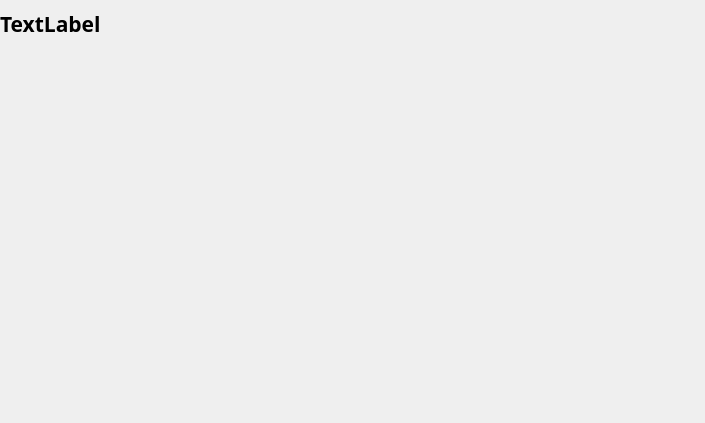
Old version of the form UI_Files/edit_widget2.ui in the repository hoangm960/Astraea.
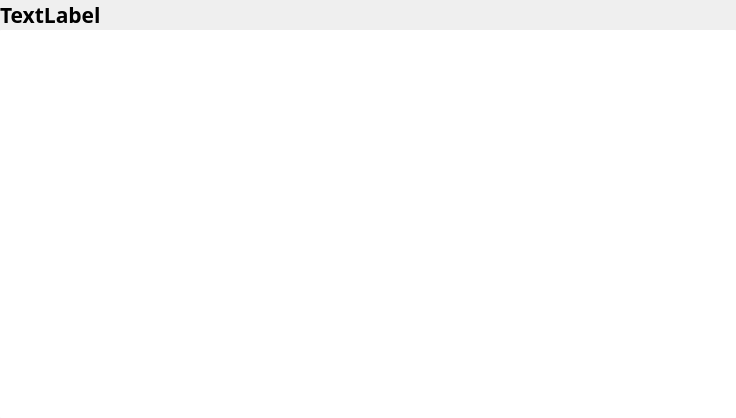
New version of the form.

Commit message: add widget to listwidget

The edit to the form file:
```diff
--- a/UI_Files/edit_widget2.ui
+++ b/UI_Files/edit_widget2.ui
@@ -6,8 +6,8 @@
    <rect>
     <x>0</x>
     <y>0</y>
-    <width>705</width>
-    <height>423</height>
+    <width>736</width>
+    <height>418</height>
    </rect>
   </property>
   <property name="windowTitle">
@@ -17,11 +17,14 @@
    <property name="spacing">
     <number>0</number>
    </property>
+   <property name="sizeConstraint">
+    <enum>QLayout::SetDefaultConstraint</enum>
+   </property>
    <property name="leftMargin">
     <number>0</number>
    </property>
    <property name="topMargin">
-    <number>9</number>
+    <number>0</number>
    </property>
    <property name="rightMargin">
     <number>0</number>
@@ -39,15 +42,60 @@
        <bold>true</bold>
       </font>
      </property>
+     <property name="styleSheet">
+      <string notr="true"/>
+     </property>
      <property name="text">
       <string>TextLabel</string>
      </property>
     </widget>
    </item>
    <item>
-    <widget class="QListWidget" name="listWidget">
+    <widget class="QListWidget" name="list_widget">
+     <property name="autoFillBackground">
+      <bool>false</bool>
+     </property>
      <property name="styleSheet">
-      <string notr="true">background-color: transparent;</string>
+      <string notr="true">QListWidget {
+	border-radius: 1px;
+	background-color: rgb(255, 255, 255);
+} 
+QListWidget::item { 
+	margin: 20px;
+	background-color: rgb(130, 245, 255); 
+	border-color: rgb(0, 0, 0);
+	border-width: 10px;
+}</string>
+     </property>
+     <property name="verticalScrollBarPolicy">
+      <enum>Qt::ScrollBarAsNeeded</enum>
+     </property>
+     <property name="horizontalScrollBarPolicy">
+      <enum>Qt::ScrollBarAlwaysOff</enum>
+     </property>
+     <property name="editTriggers">
+      <set>QAbstractItemView::NoEditTriggers</set>
+     </property>
+     <property name="showDropIndicator" stdset="0">
+      <bool>false</bool>
+     </property>
+     <property name="dragDropMode">
+      <enum>QAbstractItemView::NoDragDrop</enum>
+     </property>
+     <property name="alternatingRowColors">
+      <bool>true</bool>
+     </property>
+     <property name="verticalScrollMode">
+      <enum>QAbstractItemView::ScrollPerPixel</enum>
+     </property>
+     <property name="movement">
+      <enum>QListView::Free</enum>
+     </property>
+     <property name="selectionRectVisible">
+      <bool>true</bool>
+     </property>
+     <property name="currentRow">
+      <number>-1</number>
      </property>
     </widget>
    </item>
```
The commit also changes 5 other files.
